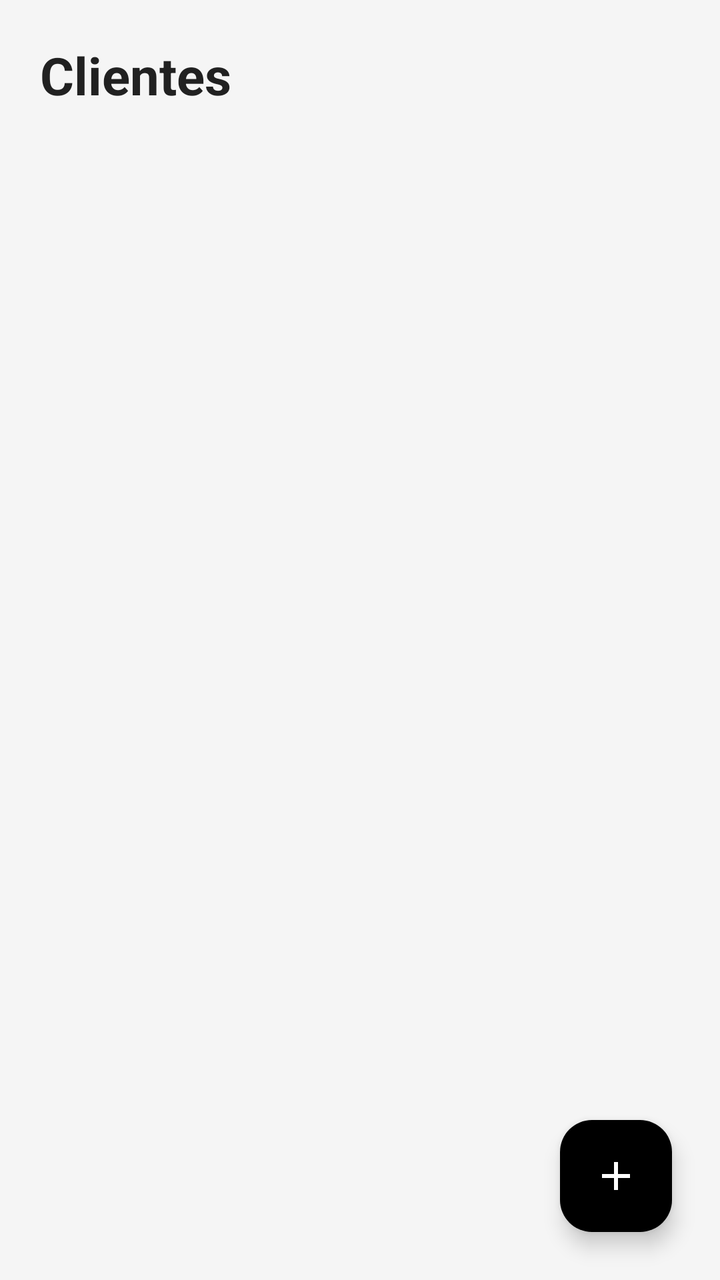
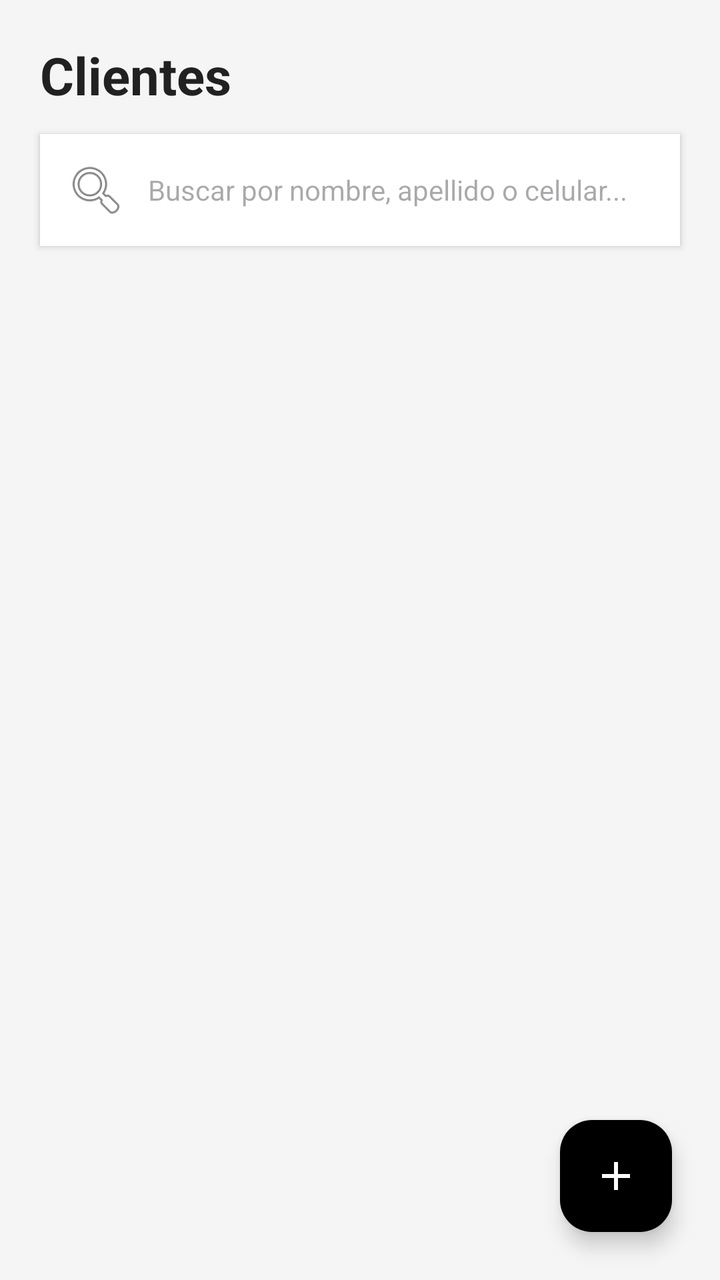

Two renders of the same Android screen: before a commit and after it. Below are the layout's source before the change and the commit's diff.
<!-- AndroidManifest.xml: application theme Theme.ProyectoMovil -->
<!-- res/layout/activity_lista_cliente.xml -->
<?xml version="1.0" encoding="utf-8"?>
<androidx.coordinatorlayout.widget.CoordinatorLayout
    xmlns:android="http://schemas.android.com/apk/res/android"
    xmlns:app="http://schemas.android.com/apk/res-auto"
    xmlns:tools="http://schemas.android.com/tools"
    android:id="@+id/main"
    android:layout_width="match_parent"
    android:layout_height="match_parent"
    android:background="#F5F5F5"
    tools:context=".Clientes.ListaClienteActivity">

    
    <androidx.appcompat.widget.LinearLayoutCompat
        android:layout_width="match_parent"
        android:layout_height="match_parent"
        android:orientation="vertical">

        
        <TextView
            android:layout_width="match_parent"
            android:layout_height="wrap_content"
            android:paddingStart="20dp"
            android:paddingTop="20dp"
            android:paddingEnd="20dp"
            android:paddingBottom="12dp"
            android:text="Clientes"
            android:textColor="#212121"
            android:textSize="26sp"
            android:textStyle="bold" />

        
        <androidx.recyclerview.widget.RecyclerView
            android:id="@+id/rvClientes"
            android:layout_width="match_parent"
            android:layout_height="0dp"
            android:layout_weight="1"
            android:clipToPadding="false"
            android:paddingStart="8dp"
            android:paddingTop="4dp"
            android:paddingEnd="8dp"
            android:paddingBottom="90dp"
            tools:listitem="@layout/iten_cliente" />

    </androidx.appcompat.widget.LinearLayoutCompat>

    
    <com.google.android.material.floatingactionbutton.FloatingActionButton
        android:id="@+id/btnAgregarCliente"
        android:layout_width="wrap_content"
        android:layout_height="wrap_content"
        android:layout_gravity="bottom|end"
        android:layout_margin="24dp"
        android:contentDescription="Agregar cliente"
        android:src="@drawable/agregarcliente"
        app:backgroundTint="@color/black"
        app:fabSize="normal"
        app:borderWidth="0dp"
        app:tint="@color/white" />

</androidx.coordinatorlayout.widget.CoordinatorLayout>
<!-- res/layout/iten_cliente.xml (included above) -->
<?xml version="1.0" encoding="utf-8"?>


<androidx.appcompat.widget.LinearLayoutCompat
    xmlns:android="http://schemas.android.com/apk/res/android"

    android:layout_width="match_parent"
    android:layout_height="wrap_content"
    android:orientation="vertical"
    android:padding="8dp">

    
    <ImageView
        android:id="@+id/ivClienteFotoI"
        android:layout_width="120dp"
        android:layout_height="120dp"
        android:layout_gravity="center"
        android:layout_marginTop="5dp"
        android:scaleType="centerCrop"
        android:src="@drawable/profile2"
        android:contentDescription="Foto del cliente" />

    
    <TextView
        android:id="@+id/tvNombresI"
        android:layout_width="match_parent"
        android:layout_height="wrap_content"
        android:layout_marginTop="6dp"
        android:gravity="center"
        android:maxLines="1"
        android:ellipsize="end"
        android:text="Nombres"
        android:textColor="#212121"
        android:textSize="17sp"
        android:textStyle="bold" />

    
    <TextView
        android:id="@+id/tvApellidosI"
        android:layout_width="match_parent"
        android:layout_height="wrap_content"
        android:layout_marginTop="2dp"
        android:gravity="center"
        android:maxLines="1"
        android:ellipsize="end"
        android:text="Apellidos"
        android:textColor="#616161"
        android:textSize="14sp" />

    
    <TextView
        android:id="@+id/tvTelefonoI"
        android:layout_width="match_parent"
        android:layout_height="wrap_content"
        android:layout_marginTop="6dp"
        android:gravity="center"
        android:maxLines="1"
        android:ellipsize="end"
        android:text="999999999"
        android:textColor="#212121"
        android:textSize="14sp" />

    

    <TextView
        android:id="@+id/tvClienteI"
        android:layout_width="match_parent"
        android:layout_height="wrap_content"
        android:visibility="gone" />

    <TextView
        android:id="@+id/tviudClienteI"
        android:layout_width="match_parent"
        android:layout_height="wrap_content"
        android:visibility="gone" />

    <TextView
        android:id="@+id/tvCorreoI"
        android:layout_width="match_parent"
        android:layout_height="wrap_content"
        android:visibility="gone" />

    <TextView
        android:id="@+id/tvDniI"
        android:layout_width="match_parent"
        android:layout_height="wrap_content"
        android:visibility="gone" />

    <TextView
        android:id="@+id/tvDireccionI"
        android:layout_width="match_parent"
        android:layout_height="wrap_content"
        android:visibility="gone" />

</androidx.appcompat.widget.LinearLayoutCompat>
<!-- resources referenced by this layout -->
<resources>
  <color name="black">#FF000000</color>
  <color name="white">#FFFFFFFF</color>
  <!-- drawable agregarcliente (drawable) -->
  <?xml version="1.0" encoding="utf-8"?>
  
  
  <vector xmlns:android="http://schemas.android.com/apk/res/android"
      android:width="24dp"
      android:height="24dp"
      android:viewportWidth="24"
      android:viewportHeight="24">
  
      <path
          android:fillColor="#0949D5"
          android:pathData="M19,13h-6v6h-2v-6H5v-2h6V5h2v6h6v2z" />
  
  </vector>
  <!-- drawable profile2: jpg bitmap (drawable, 17878 bytes) -->
  <style name="Theme.ProyectoMovil" parent="Base.Theme.ProyectoMovil" />
  <style name="Base.Theme.ProyectoMovil" parent="Theme.Material3.DayNight.NoActionBar">
          <item name="colorPrimary">@color/colorPrimary</item>
          <item name="colorPrimaryVariant">@color/colorPrimaryDark</item>
          <item name="colorOnPrimary">@color/white</item>
          <item name="colorOnSecondary">@color/black</item>
          <item name="color">#e9e8ec</item>
      </style>
  <color name="colorPrimary">#5abbd7</color>
  <color name="colorPrimaryDark">#0c4354</color>
</resources>

<!-- the commit's change to res/layout/activity_lista_cliente.xml (unified diff, before → after) -->
@@ -27,6 +27,22 @@
             android:textColor="#212121"
             android:textSize="26sp"
             android:textStyle="bold" />
+
+        
+        <EditText
+            android:id="@+id/etBuscarCliente"
+            android:layout_width="match_parent"
+            android:layout_height="wrap_content"
+            android:layout_marginHorizontal="20dp"
+            android:layout_marginBottom="12dp"
+            android:background="@android:color/white"
+            android:hint="Buscar por nombre, apellido o celular..."
+            android:padding="12dp"
+            android:drawableStart="@android:drawable/ic_menu_search"
+            android:drawablePadding="10dp"
+            android:inputType="text"
+            android:textSize="14sp"
+            android:elevation="2dp" />
 
         
         <androidx.recyclerview.widget.RecyclerView
